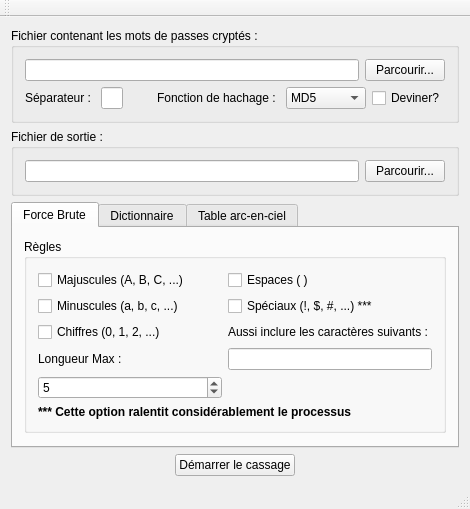
Qt form CasseNoisette/CasseNoisette/cassenoisette.ui (raphaeldore/Casse-Noisette) before a commit.
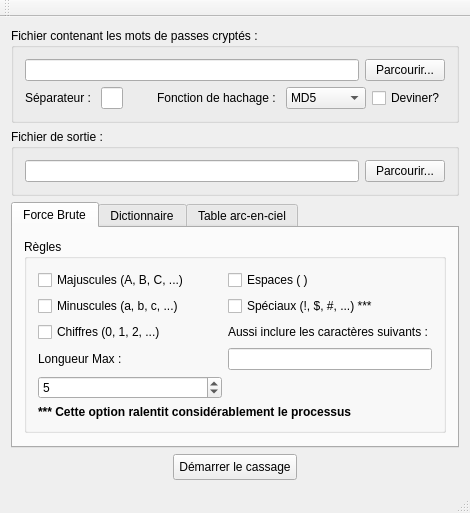
The same form after that commit.

What changed in the file:
```diff
--- a/CasseNoisette/CasseNoisette/cassenoisette.ui
+++ b/CasseNoisette/CasseNoisette/cassenoisette.ui
@@ -427,6 +427,9 @@
         <verstretch>0</verstretch>
        </sizepolicy>
       </property>
+      <property name="styleSheet">
+       <string notr="true">padding:5;</string>
+      </property>
       <property name="text">
        <string>Démarrer le cassage</string>
       </property>
```
Left out of the diff: 2 changed lines with no effect on the pictures.
